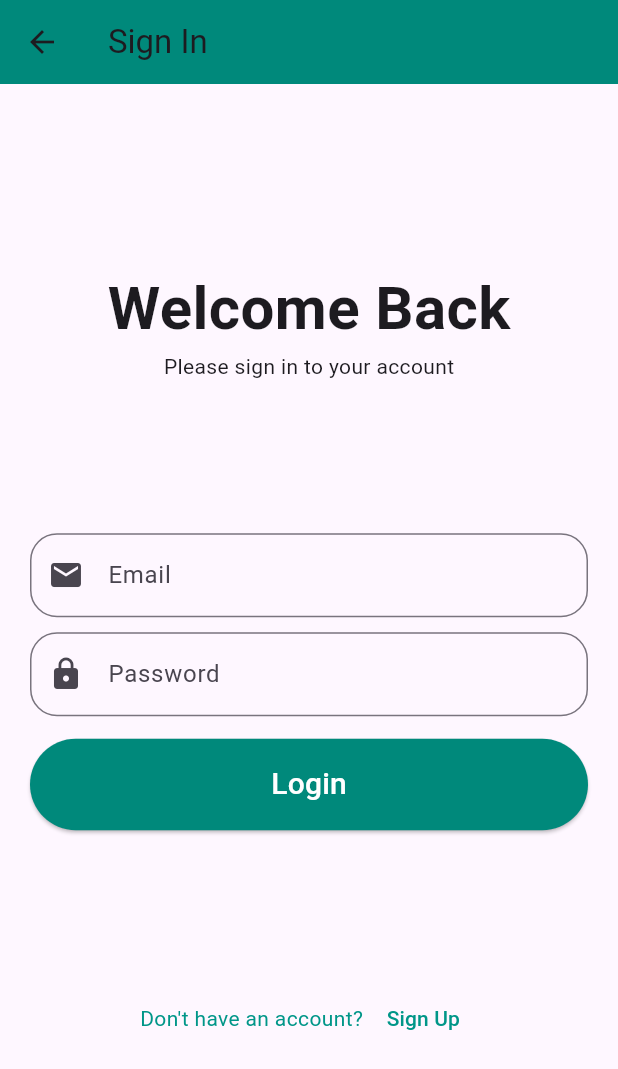
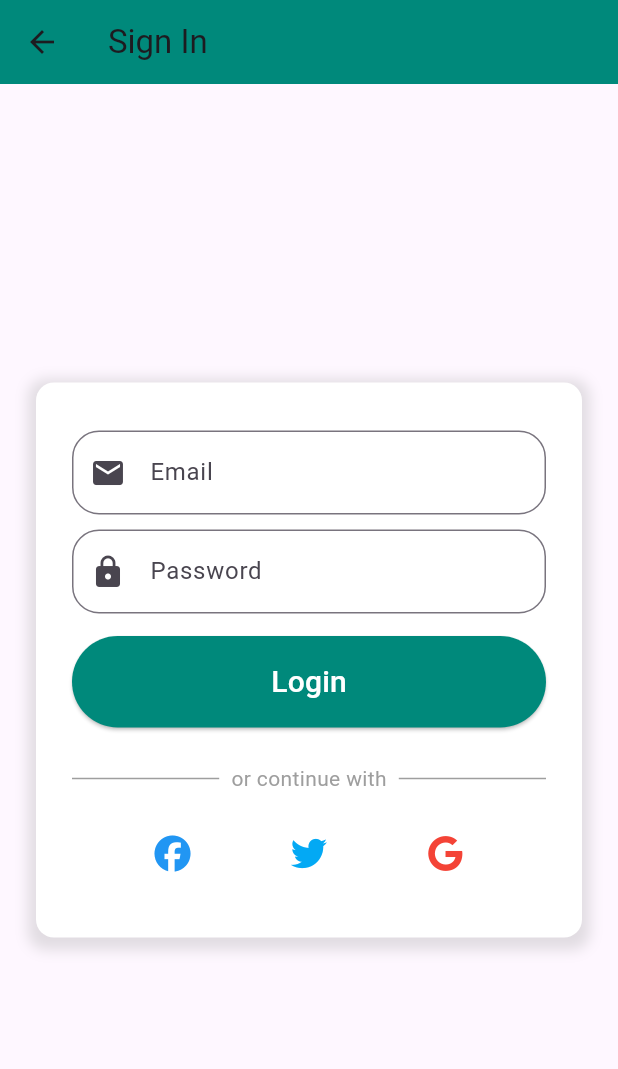
Before and after one commit to karimamaaoui/tp5, a Flutter app: the LoginScreen screen opened directly, on a phone screen of 412 x 824 dp. Shown: the top 1069 px of the screen. Run offline on Flutter 3.47's test engine with Material 3 defaults, Android fonts, the phone set to English and light mode, and no system bars; our stand-ins replace firebase_auth, firebase_core, font_awesome_flutter, lottie; accounts and stored records are empty.

Commit message:
second commit

```diff
--- a/lib/auth/login_screen.dart
+++ b/lib/auth/login_screen.dart
@@ -1,4 +1,6 @@
+import 'package:firebase_auth/firebase_auth.dart';
 import 'package:flutter/material.dart';
+import 'package:font_awesome_flutter/font_awesome_flutter.dart';
 import 'package:tp5/auth/register_screen.dart';
 
 
@@ -11,13 +13,63 @@ class _LoginScreenState extends State<LoginScreen> {
   final emailController = TextEditingController();
   final passwordController = TextEditingController();
 
+
   bool isVisible = false;
   bool isLoginTrue = false;
   bool isLoginSuccessful = false;
+  final FirebaseAuth _auth = FirebaseAuth.instance;
 
 
 
   login() async {
+    if (emailController.text.isNotEmpty && passwordController.text.isNotEmpty) {
+      try {
+        await _auth
+            .signInWithEmailAndPassword(
+            email: emailController.text, password: passwordController.text);
+
+        setState(() {
+          isLoginTrue = false;
+          isLoginSuccessful = true;
+        });
+        ScaffoldMessenger.of(context).showSnackBar(
+          SnackBar(
+            backgroundColor: Colors.green,
+            content: Text(
+              "login successful!",
+              style: TextStyle(fontSize: 18.0),
+            ),
+          ),
+        );
+      } on FirebaseAuthException catch (e) {
+        setState(() {
+          isLoginTrue = true;
+          isLoginSuccessful = false;
+        });
+
+        if (e.code == 'weak-password') {
+          ScaffoldMessenger.of(context).showSnackBar(
+            SnackBar(
+              backgroundColor: Colors.orangeAccent,
+              content: Text(
+                "Password provided is too weak",
+                style: TextStyle(fontSize: 18.0),
+              ),
+            ),
+          );
+        }
+      }
+    } else {
+      ScaffoldMessenger.of(context).showSnackBar(
+        SnackBar(
+          backgroundColor: Colors.red,
+          content: Text(
+            "Please fill all fields",
+            style: TextStyle(fontSize: 18.0),
+          ),
+        ),
+      );
+    }
 
      }
 
@@ -28,7 +80,87 @@ class _LoginScreenState extends State<LoginScreen> {
         title: const Text("Sign In"),
         backgroundColor: Colors.teal[600],
       ),
-      body: Container(
+      body:
+      Center(
+        child: Padding(
+          padding: const EdgeInsets.all(24.0),
+          child: Container(
+            width: double.infinity,
+            decoration: BoxDecoration(
+              color: Colors.white,
+              borderRadius: BorderRadius.circular(12),
+              boxShadow: [
+                BoxShadow(
+                  color: Colors.grey.withOpacity(0.3),
+                  spreadRadius: 5,
+                  blurRadius: 7,
+                  offset: Offset(0, 3), // changes position of shadow
+                ),
+              ],
+            ),
+            padding: const EdgeInsets.symmetric(horizontal: 24, vertical: 32),
+            child: Column(
+              mainAxisSize: MainAxisSize.min,
+              children: [
+                _inputField(context),
+
+                SizedBox(height: 24),
+
+                // Divider with text
+                Row(
+                  children: [
+                    Expanded(
+                      child: Divider(
+                        color: Colors.grey,
+                      ),
+                    ),
+                    Padding(
+                      padding: const EdgeInsets.symmetric(horizontal: 8.0),
+                      child: Text(
+                        "or continue with",
+                        style: TextStyle(color: Colors.grey),
+                      ),
+                    ),
+                    Expanded(
+                      child: Divider(
+                        color: Colors.grey,
+                      ),
+                    ),
+                  ],
+                ),
+
+                SizedBox(height: 16),
+
+                // Social Media Icons
+                Row(
+                  mainAxisAlignment: MainAxisAlignment.spaceEvenly,
+                  children: [
+                    IconButton(
+                      icon: FaIcon(FontAwesomeIcons.facebook, color: Colors.blue),
+                      onPressed: () {
+                        // Handle Facebook login
+                      },
+                    ),
+                    IconButton(
+                      icon: FaIcon(FontAwesomeIcons.twitter, color: Colors.lightBlue),
+                      onPressed: () {
+                        // Handle Twitter login
+                      },
+                    ),
+                    IconButton(
+                      icon: FaIcon(FontAwesomeIcons.google, color: Colors.red),
+                      onPressed: () {
+                        // Handle Google login
+                      },
+                    ),
+                  ],
+                ),
+              ],
+            ),
+          ),
+        ),
+      ),
+     /* Container(
         margin: const EdgeInsets.all(20),
         child: Column(
           mainAxisAlignment: MainAxisAlignment.spaceEvenly,
@@ -48,7 +180,50 @@ class _LoginScreenState extends State<LoginScreen> {
               ),
           ],
         ),
-      ),
+      ),*/
+    );
+  }
+
+  Widget _inputField(BuildContext context) {
+    return Column(
+      crossAxisAlignment: CrossAxisAlignment.stretch,
+      children: [
+        TextField(
+          controller: emailController,
+          decoration: InputDecoration(
+            hintText: "Email",
+            border: OutlineInputBorder(
+              borderRadius: BorderRadius.circular(18),
+            ),
+            prefixIcon: const Icon(Icons.email),
+          ),
+        ),
+        const SizedBox(height: 10),
+        TextField(
+          controller: passwordController,
+          decoration: InputDecoration(
+            hintText: "Password",
+            border: OutlineInputBorder(
+              borderRadius: BorderRadius.circular(18),
+            ),
+            prefixIcon: const Icon(Icons.lock),
+          ),
+          obscureText: !isVisible,
+        ),
+        const SizedBox(height: 15),
+        ElevatedButton(
+          onPressed: login,
+          style: ElevatedButton.styleFrom(
+            shape: const StadiumBorder(),
+            padding: const EdgeInsets.symmetric(vertical: 16),
+            backgroundColor: Colors.teal[600],
+          ),
+          child: const Text(
+            "Login",
+            style: TextStyle(fontSize: 20, color: Colors.white),
+          ),
+        ),
+      ],
     );
   }
 
@@ -66,7 +241,7 @@ class _LoginScreenState extends State<LoginScreen> {
   }
 
 
-  Widget _inputField(BuildContext context) {
+ /* Widget _inputField(BuildContext context) {
     return Column(
       crossAxisAlignment: CrossAxisAlignment.stretch,
       children: [
@@ -108,7 +283,7 @@ class _LoginScreenState extends State<LoginScreen> {
       ],
     );
   }
-
+*/
 
   Widget _signup(BuildContext context) {
     return Row(
@@ -127,4 +302,6 @@ class _LoginScreenState extends State<LoginScreen> {
       ],
     );
   }
+
+
 }
--- a/lib/main.dart
+++ b/lib/main.dart
@@ -20,7 +20,7 @@ class MyApp extends StatelessWidget {
       initialRoute: '/',
       routes: {
         '/': (context) => MyHomePage(),
-        '/login': (context) => LoginScreen(),
+        '/login': (context) => RegisterScreen(),
         '/register': (context) => RegisterScreen(),
       },
     );
--- a/pubspec.yaml
+++ b/pubspec.yaml
@@ -38,6 +38,7 @@ dependencies:
   firebase_core: ^3.6.0
   firebase_auth: ^5.3.1
   lottie: ^3.1.3
+  font_awesome_flutter: ^10.8.0
 
 dev_dependencies:
   flutter_test:
```
Also changed, not shown: lib/auth/register_screen.dart (+50 -65 lines), lib/auth/signup.dart (added, +146 -0 lines), pubspec.lock.
